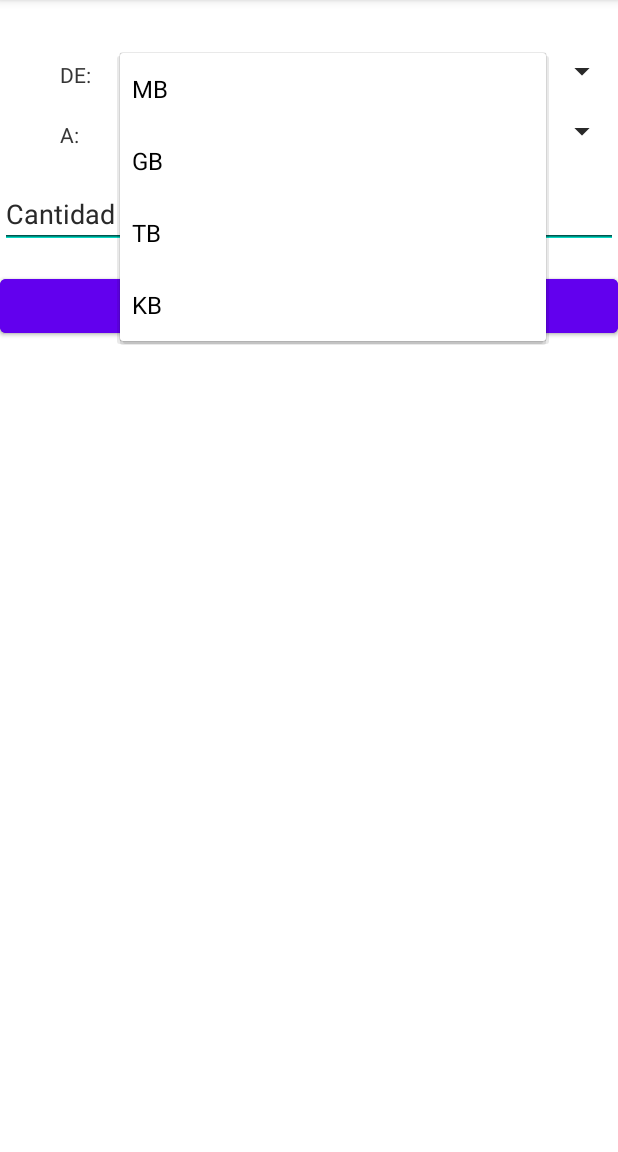
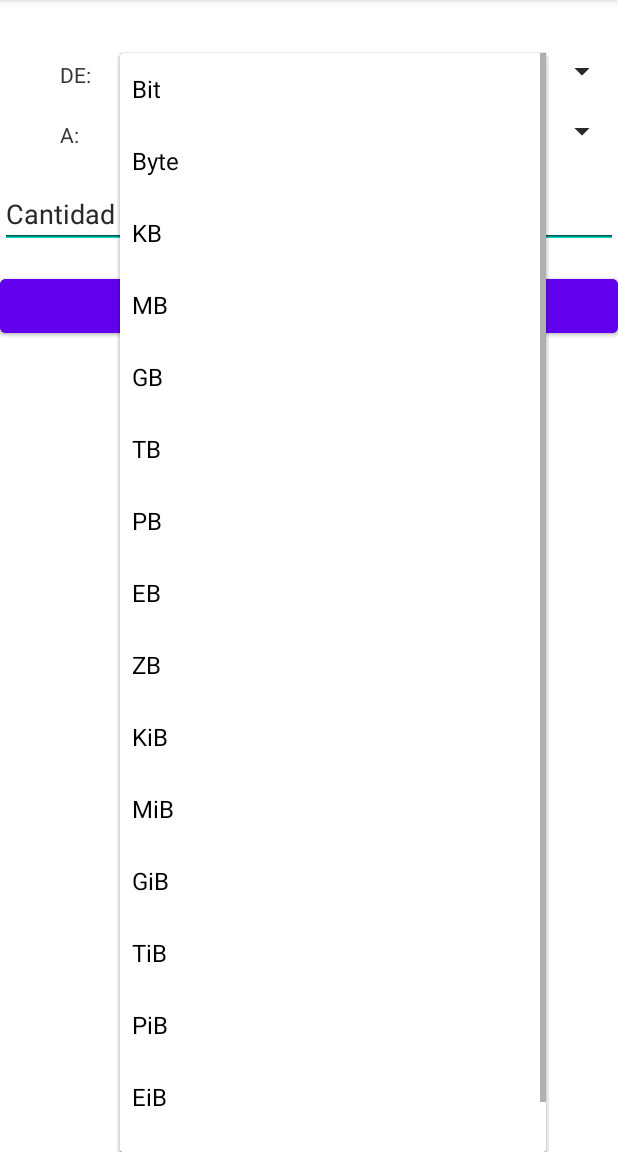
Before and after one commit to leslyyuvicela/PrograII-2024, an Android app: the screen it shows after launch (MainActivity), after a tap on "Metros", on a phone screen of 412 x 824 dp, the part 84-1236 px from its top. Run offline under Robolectric (Android 15) with nearby library versions, the phone set to English and light mode, and no system bars; 1 statement that could not run was skipped.

Commit message:
Conversor unidades nuevas

```diff
--- a/ControlesBasicos/app/src/main/java/com/example/controlesbasicos/MainActivity.java
+++ b/ControlesBasicos/app/src/main/java/com/example/controlesbasicos/MainActivity.java
@@ -54,7 +54,13 @@ public class MainActivity extends AppCompatActivity {
 }
 class conversores{
     double[][] valores = {
-            {1, 100, 39.3701, 3.28084166667,1.193, 1.0936138888889999077, 0.001, 0.000621371}
+            //LONGITUD
+            {1, 100, 39.3701, 3.28084166667,1.193, 1.0936138888889999077, 0.001, 0.000621371, 0.001,0.000001, 0.000000001},
+
+            //ALMACENAMIENTO
+            {1, 8,1000*8, Math.pow(1000,2)*8, Math.pow(1000,3)*8, Math.pow(1000,4)*8, Math.pow(1000,5)*8, Math.pow(1000,6)*8, Math.pow(1000,7)*8
+                    1000*8, Math.pow(1000,2)*8, Math.pow(1000,3)*8, Math.pow(1000,4)*8, Math.pow(1000,5)*8, Math.pow(1000,6)*8, Math.pow(1000,7)*8 }
+
     };
     public double convertir(int opcion, int de, int a, double cantidad){
         return valores[opcion][a] / valores[opcion][de] * cantidad;
--- a/ControlesBasicos/app/src/main/res/values/strings.xml
+++ b/ControlesBasicos/app/src/main/res/values/strings.xml
@@ -9,13 +9,30 @@
         <item>Yardas</item>
         <item>Kilometros</item>
         <item>Millas</item>
+        <item>Milimetros</item>
+        <item>Micrometros</item>
+        <item>Nanometros</item>
+
 
     </string-array>
     <string-array name="spnAlmacenamiento">
+        <item>Bit</item>
+        <item>Byte</item>
+        <item>KB</item>
         <item>MB</item>
         <item>GB</item>
         <item>TB</item>
-        <item>KB</item>
+        <item>PB</item>
+        <item>EB</item>
+        <item>ZB</item>
+        <item>KiB</item>
+        <item>MiB</item>
+        <item>GiB</item>
+        <item>TiB</item>
+        <item>PiB</item>
+        <item>EiB</item>
+        <item>ZiB</item>
+
 
     </string-array>
 </resources>
```
